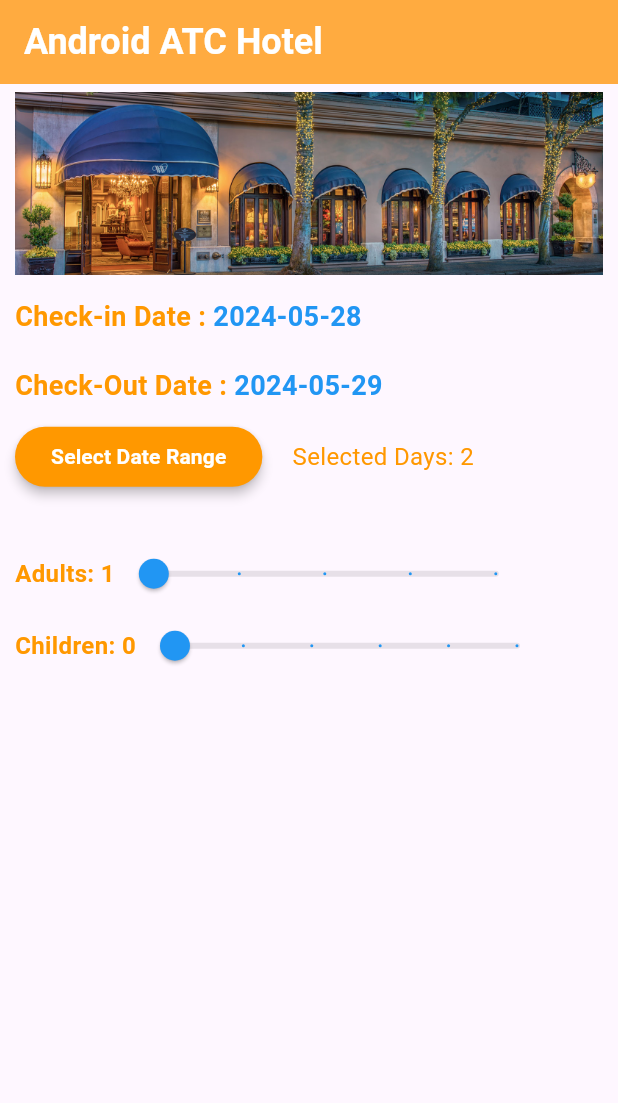
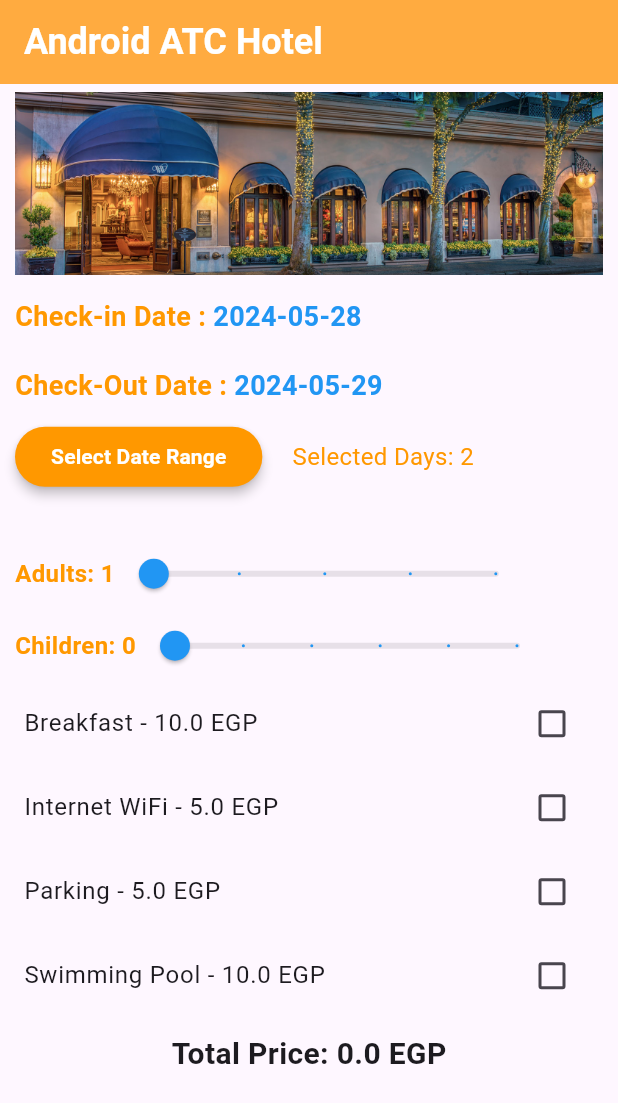
Before and after one commit to NadaMakkawy/task_11, a Flutter app: the screen it shows after launch, on a phone screen of 412 x 824 dp. Shown: the top 1103 px of the screen. Run offline on Flutter 3.47's test engine with Material 3 defaults, Android fonts, the phone set to English and light mode, and no system bars.

Commit message:
added extras checklist

```diff
--- /dev/null
+++ b/lib/extras_checklist_widget.dart
@@ -0,0 +1,90 @@
+import 'package:flutter/material.dart';
+
+class ExtrasChecklistWidget extends StatefulWidget {
+  const ExtrasChecklistWidget({super.key});
+
+  @override
+  State<ExtrasChecklistWidget> createState() => _ExtrasChecklistWidgetState();
+}
+
+class _ExtrasChecklistWidgetState extends State<ExtrasChecklistWidget> {
+  List<Map<String, dynamic>> extrasList = [
+    {
+      'title': 'Breakfast',
+      'price': 10.0,
+      'isSelected': false,
+    },
+    {
+      'title': 'Internet WiFi',
+      'price': 5.0,
+      'isSelected': false,
+    },
+    {
+      'title': 'Parking',
+      'price': 5.0,
+      'isSelected': false,
+    },
+    {
+      'title': 'Swimming Pool',
+      'price': 10.0,
+      'isSelected': false,
+    },
+  ];
+
+  List<Map<String, dynamic>> filteredItems = [];
+
+  @override
+  void initState() {
+    super.initState();
+    filteredItems.addAll(extrasList);
+  }
+
+  double calculateTotalPrice() {
+    double totalPrice = 0.0;
+    for (var item in filteredItems) {
+      if (item['isSelected']) {
+        totalPrice += item['price'];
+      }
+    }
+    return totalPrice;
+  }
+
+  @override
+  Widget build(BuildContext context) {
+    return Column(
+      mainAxisSize: MainAxisSize.min,
+      children: [
+        ListView.builder(
+          shrinkWrap: true,
+          itemCount: extrasList.length,
+          itemBuilder: (context, index) {
+            final item = extrasList[index];
+            return CheckboxListTile(
+              title: Text(
+                '${extrasList[index]['title']} - ${extrasList[index]['price']} EGP',
+              ),
+              value: item['isSelected'],
+              onChanged: (bool? value) {
+                item['isSelected'] = value;
+                setState(
+                  () {},
+                );
+              },
+            );
+          },
+        ),
+        Container(
+          padding: const EdgeInsets.all(10),
+          alignment: Alignment.center,
+          child: Text(
+            'Total Price: ${calculateTotalPrice()} EGP',
+            style: const TextStyle(
+              fontSize: 20,
+              fontWeight: FontWeight.bold,
+            ),
+          ),
+        ),
+      ],
+    );
+  }
+}
--- a/lib/main.dart
+++ b/lib/main.dart
@@ -1,6 +1,7 @@
 import 'package:flutter/material.dart';
-import 'package:task_11/slide_bar_widget.dart';
 
+import 'extras_checklist_widget.dart';
+import 'slide_bar_widget.dart';
 import 'date_picker_widget.dart';
 
 void main() {
@@ -45,14 +46,17 @@ class _HomePageState extends State<HomePage> {
               fontWeight: FontWeight.bold, color: Colors.white, fontSize: 24),
         ),
       ),
-      body: ListView(
+      body: Column(
         children: [
           Container(
             padding: const EdgeInsets.symmetric(vertical: 5, horizontal: 10),
             child: Image.asset('assets/entrance.jpg'),
           ),
           const DatePickerWidget(),
-          SlideBarWidget(),
+          const SlideBarWidget(),
+          Expanded(
+            child: ExtrasChecklistWidget(),
+          ),
         ],
       ),
     );
```
Also changed, not shown: lib/room_list_view_widget.dart (added, +198 -0 lines), lib/room_model.dart (added, +39 -0 lines), lib/rooms_data.dart (added, +52 -0 lines).
